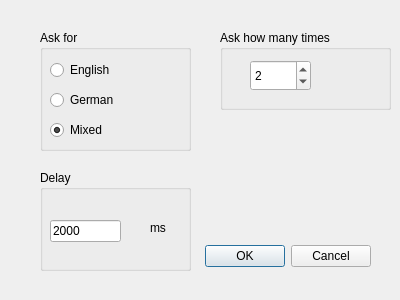
nikolai-baschinski/UVT, file test_configuration.ui: the form before one commit.
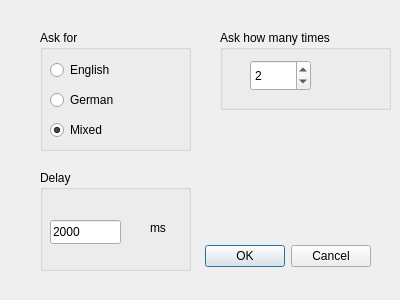
The form after the commit.

```diff
--- a/test_configuration.ui
+++ b/test_configuration.ui
@@ -147,7 +147,7 @@
       <x>10</x>
       <y>50</y>
       <width>71</width>
-      <height>22</height>
+      <height>24</height>
      </rect>
     </property>
     <property name="inputMask">
```
